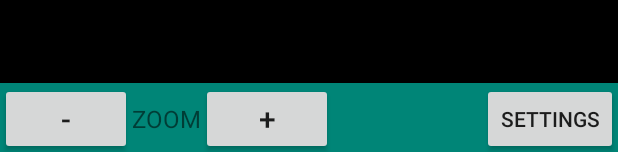
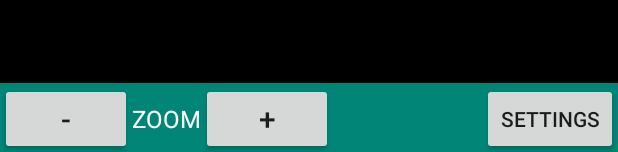
Before and after one commit to jetfire725/Visionary, an Android app: the layout activity_reader.xml on its own in the app's theme, with its tools: preview values and no code run, on a phone screen of 412 x 824 dp. Shown: the part 1081-1233 px from the top of the screen. Run offline under Robolectric (Android 15) with nearby library versions, the phone set to English and light mode, and no system bars.

Commit message:
Added more comments for easier readability. And cleaned up textView objects.

```diff
--- a/app/src/main/java/com/example/visionary/MainActivity.java
+++ b/app/src/main/java/com/example/visionary/MainActivity.java
@@ -14,6 +14,8 @@ import android.widget.TextView;
 import java.io.File;
 
 public class MainActivity extends AppCompatActivity {
+
+    //Currently, this activity's only purpose is the capture the image and start the next activity.
 
     @Override
     protected void onCreate(Bundle savedInstanceState) {
--- a/app/src/main/java/com/example/visionary/SettingsActivity.java
+++ b/app/src/main/java/com/example/visionary/SettingsActivity.java
@@ -12,6 +12,8 @@ import yuku.ambilwarna.AmbilWarnaDialog;
 
 public class SettingsActivity extends AppCompatActivity {
 
+    //This activity allows the user to change preferences.
+
 
     @Override
     protected void onCreate(Bundle savedInstanceState) {
@@ -19,6 +21,7 @@ public class SettingsActivity extends AppCompatActivity {
         setContentView(R.layout.activity_settings);
     }
 
+    //this method contains two color picker dialogs, text and BG
     public void openColorPicker(View v){
         SharedPreferences settings = getSharedPreferences("settings", 0);
         final String type = v.getResources().getResourceEntryName(v.getId());
@@ -45,6 +48,7 @@ public class SettingsActivity extends AppCompatActivity {
         }
     }
 
+    //Saves the users settings to a file called "settings" that is accessed my the reader activity
     public void saveSettings(String type, int color){
         SharedPreferences settings = getSharedPreferences("settings", 0);
         SharedPreferences.Editor editor = settings.edit();
--- a/app/src/main/res/layout/activity_reader.xml
+++ b/app/src/main/res/layout/activity_reader.xml
@@ -48,6 +48,7 @@
             android:text="ZOOM"
             android:layout_centerVertical="true"
             android:textSize="16dp"
+            android:textColor="#FFFFFF"
             android:layout_toRightOf="@+id/minusButton"/>
 
         <Button
```
Also changed, not shown: app/src/main/java/com/example/visionary/ReaderActivity.java (+7 -4 lines).
